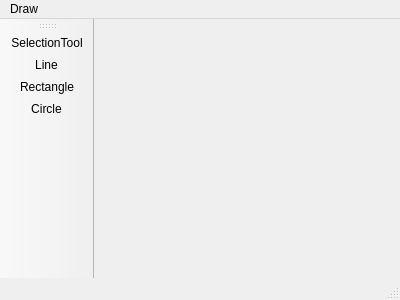
Above: myDrawingApp/mainwindow.ui from QzLancer/DrawingApp before the change. Below: the same form after it.
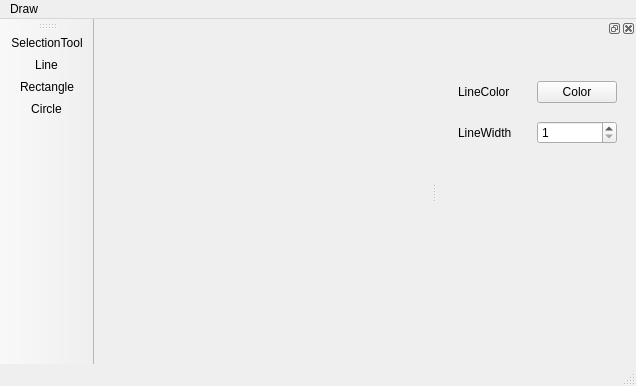
That is the form after the change. Icons and pictures are not drawn.

What changed in the file:
```diff
--- a/myDrawingApp/mainwindow.ui
+++ b/myDrawingApp/mainwindow.ui
@@ -9,8 +9,8 @@
    <rect>
     <x>0</x>
     <y>0</y>
-    <width>400</width>
-    <height>300</height>
+    <width>636</width>
+    <height>386</height>
    </rect>
   </property>
   <property name="windowTitle">
@@ -22,7 +22,7 @@
     <rect>
      <x>0</x>
      <y>0</y>
-     <width>400</width>
+     <width>636</width>
      <height>26</height>
     </rect>
    </property>
@@ -52,6 +52,71 @@
    <addaction name="actionDrawCircle"/>
   </widget>
   <widget class="QStatusBar" name="statusBar"/>
+  <widget class="QDockWidget" name="dockWidget">
+   <property name="enabled">
+    <bool>true</bool>
+   </property>
+   <property name="minimumSize">
+    <size>
+     <width>199</width>
+     <height>335</height>
+    </size>
+   </property>
+   <property name="baseSize">
+    <size>
+     <width>199</width>
+     <height>335</height>
+    </size>
+   </property>
+   <property name="floating">
+    <bool>false</bool>
+   </property>
+   <attribute name="dockWidgetArea">
+    <number>2</number>
+   </attribute>
+   <widget class="QWidget" name="dockWidgetContents">
+    <widget class="QWidget" name="">
+     <property name="geometry">
+      <rect>
+       <x>10</x>
+       <y>20</y>
+       <width>181</width>
+       <height>111</height>
+      </rect>
+     </property>
+     <layout class="QGridLayout" name="gridLayout">
+      <item row="0" column="0">
+       <widget class="QLabel" name="Colorlabel">
+        <property name="text">
+         <string>LineColor</string>
+        </property>
+       </widget>
+      </item>
+      <item row="0" column="1">
+       <widget class="QPushButton" name="ColorButton">
+        <property name="text">
+         <string>Color</string>
+        </property>
+       </widget>
+      </item>
+      <item row="1" column="0">
+       <widget class="QLabel" name="LineWidthlabel">
+        <property name="text">
+         <string>LineWidth</string>
+        </property>
+       </widget>
+      </item>
+      <item row="1" column="1">
+       <widget class="QSpinBox" name="LineWidthBox">
+        <property name="minimum">
+         <number>1</number>
+        </property>
+       </widget>
+      </item>
+     </layout>
+    </widget>
+   </widget>
+  </widget>
   <action name="actionLine">
    <property name="icon">
     <iconset resource="resource.qrc">
```
